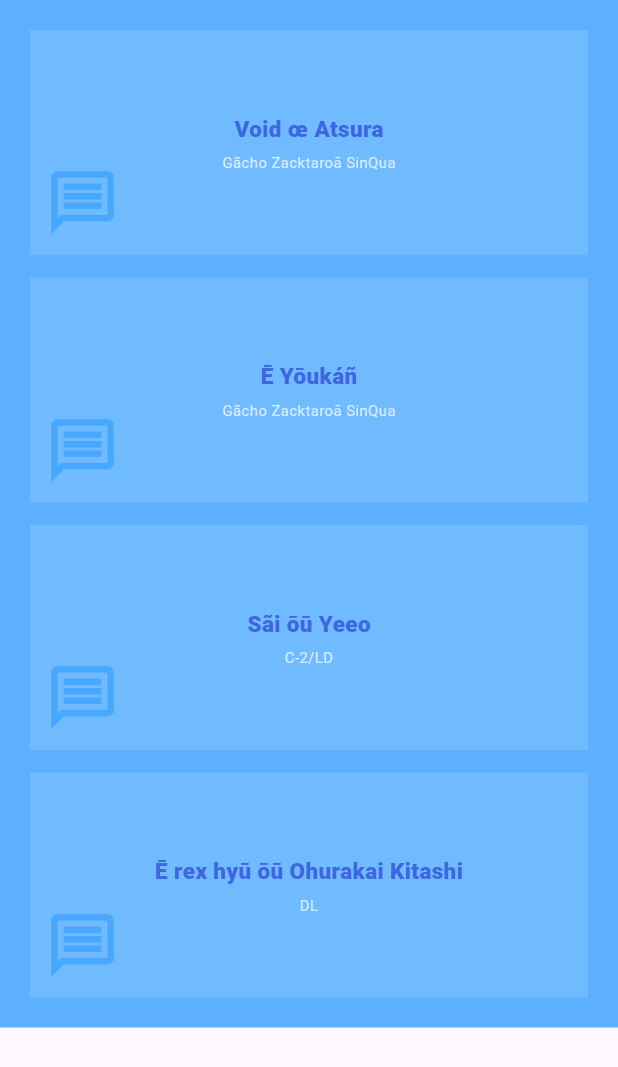
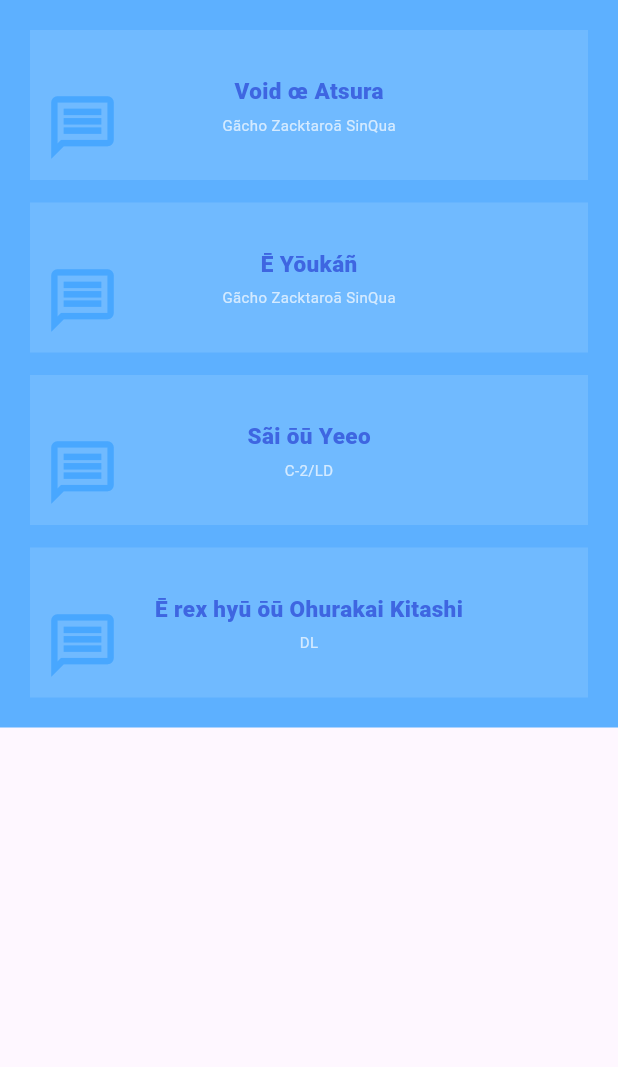
Before and after one commit to Lia201/CP201, a Flutter app: the ProfileScreen widget shown alone on an empty page, opened directly, on a phone screen of 412 x 824 dp. Shown: the top 1067 px of the screen. Run offline on Flutter 3.47's test engine with Material 3 defaults, Android fonts, the phone set to English and light mode, and no system bars; our stand-ins replace shared_preferences; accounts and stored records are empty.

Commit message:
reduce height of library screen container in ProfileScreen

```diff
--- a/lib/mainscreen.dart
+++ b/lib/mainscreen.dart
@@ -318,7 +318,7 @@ class ProfileScreen extends StatelessWidget {
           onTap: () => _navigateToLibraryScreen(context, title),
           child: Container(
             width: double.infinity,
-            height: 150,
+            height: 100,
             color: Color.fromARGB(255, 112, 186, 255),
             child: Center(
               child: Column(
```
